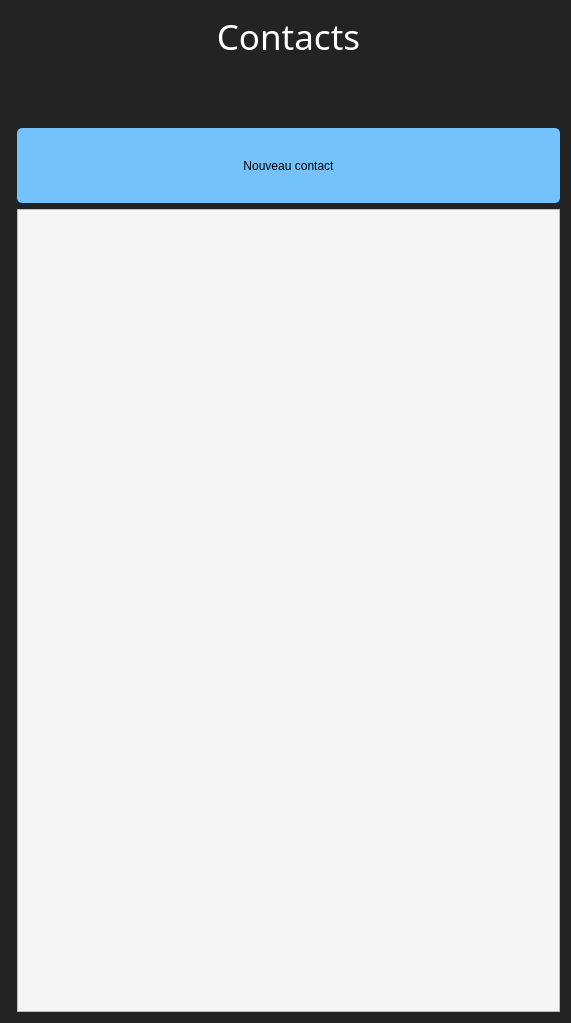
The window that KeepItSecret/contactswindow.ui (dbuhon/KeepItSecret) describes before a commit, drawn with Qt 5.
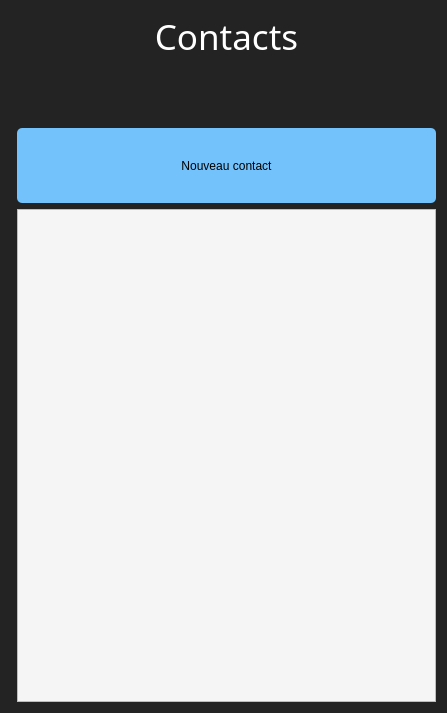
The same window after the commit.

Patch:
```diff
--- a/KeepItSecret/contactswindow.ui
+++ b/KeepItSecret/contactswindow.ui
@@ -6,8 +6,8 @@
    <rect>
     <x>0</x>
     <y>0</y>
-    <width>571</width>
-    <height>1023</height>
+    <width>447</width>
+    <height>713</height>
    </rect>
   </property>
   <property name="windowTitle">
```
